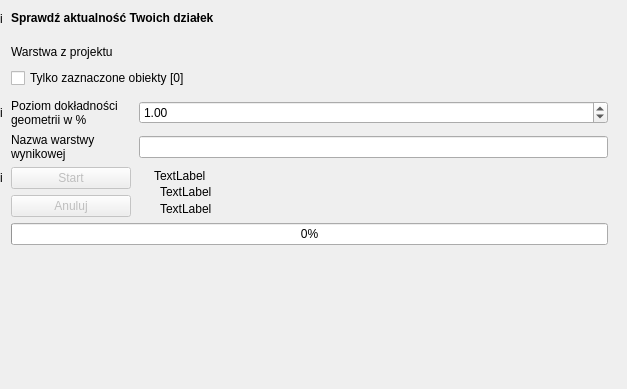
gis-support/gis-support-plugin, file gissupport_plugin/modules/uldk/modules/check_layer/main_base.ui: the form before one commit.
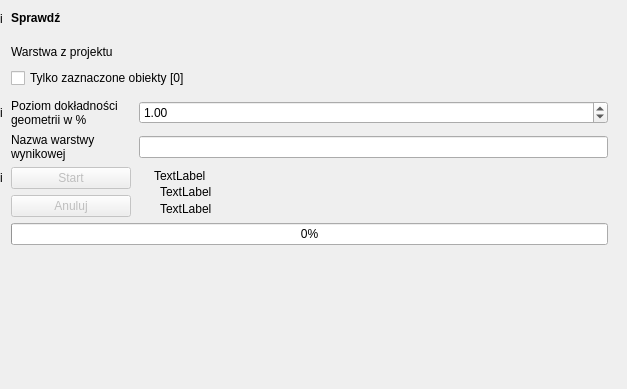
The form after the commit. Custom widgets are drawn as their Qt base class.

What changed in the file:
```diff
--- a/gissupport_plugin/modules/uldk/modules/check_layer/main_base.ui
+++ b/gissupport_plugin/modules/uldk/modules/check_layer/main_base.ui
@@ -195,7 +195,7 @@
         <string/>
        </property>
        <property name="text">
-        <string>&lt;html&gt;&lt;head/&gt;&lt;body&gt;&lt;p&gt;&lt;b&gt;Sprawdź aktualność Twoich działek&lt;/b&gt;&lt;br/&gt;&lt;/p&gt;&lt;/body&gt;&lt;/html&gt;</string>
+        <string>&lt;html&gt;&lt;head/&gt;&lt;body&gt;&lt;p&gt;&lt;b&gt;Sprawdź&lt;/b&gt;&lt;br/&gt;&lt;/p&gt;&lt;/body&gt;&lt;/html&gt;</string>
        </property>
        <property name="textFormat">
         <enum>Qt::RichText</enum>
```
